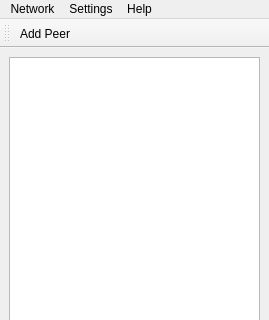
Before: the Qt Designer form mainwindow.ui in jfrederickson/meshnet-client, drawn with Qt 5; both pictures show x 0 to 269 and y 0 to 320 of the 269 by 498 pixel window.
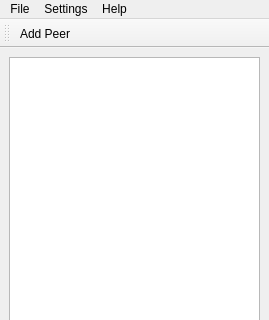
After: the same form once the commit is applied.

Commit message: Functional connect/disconnect buttons and added license

What changed in the file:
```diff
--- a/mainwindow.ui
+++ b/mainwindow.ui
@@ -29,9 +29,9 @@
      <height>22</height>
     </rect>
    </property>
-   <widget class="QMenu" name="menuNetwork">
+   <widget class="QMenu" name="menuFile">
     <property name="title">
-     <string>Network</string>
+     <string>File</string>
     </property>
     <addaction name="actionStart"/>
     <addaction name="actionStop"/>
@@ -51,7 +51,7 @@
     <addaction name="actionAbout_meshnet_client"/>
     <addaction name="actionAbout_Qt"/>
    </widget>
-   <addaction name="menuNetwork"/>
+   <addaction name="menuFile"/>
    <addaction name="menuSettings"/>
    <addaction name="menuHelp"/>
   </widget>
```
Left out of the diff: 6 changed lines with no effect on the pictures. The commit also changes 3 other files.
